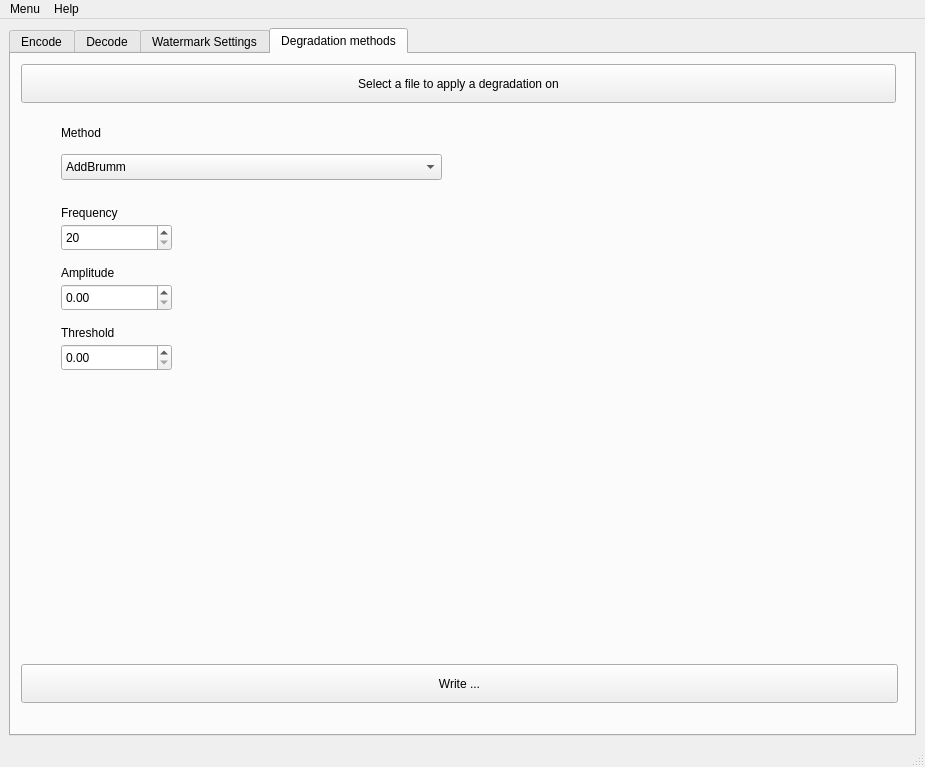
Before: the Qt Designer form src/GUI/InterfaceWatermarking/mainwindow.ui in jcelerier/watermarking, drawn with Qt 5.
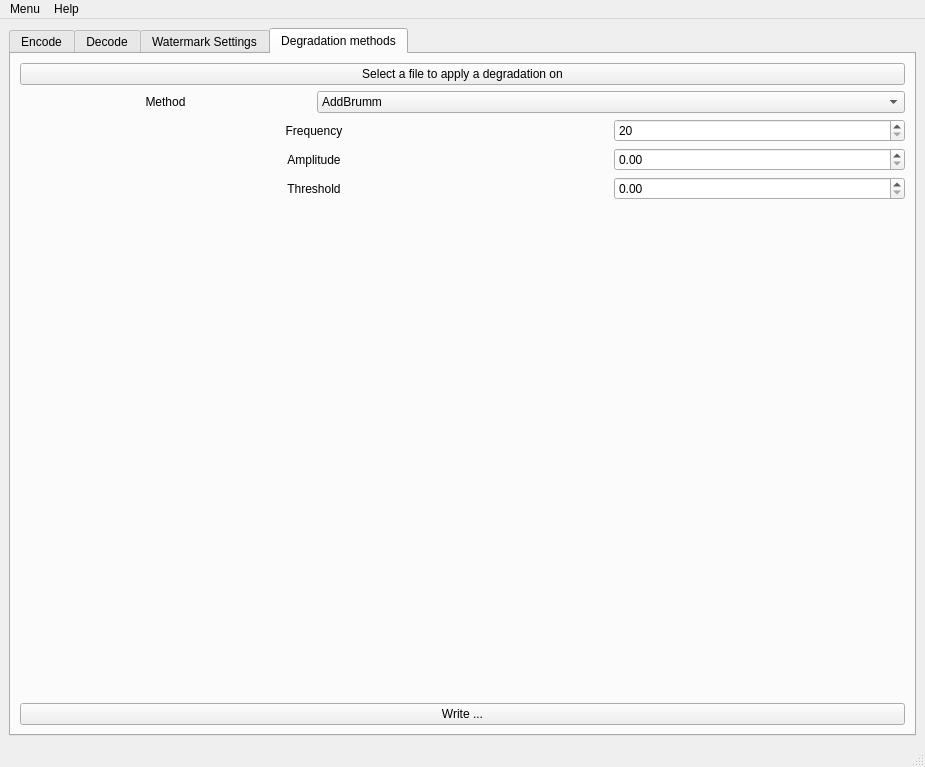
After: the same form once the commit is applied. The open tabs and pages were chosen to show the change. Icons and pictures are not drawn. Custom widgets are drawn as their Qt base class.

Commit message: [Interface] Updating since SSW is implemented

```diff
--- a/src/GUI/InterfaceWatermarking/mainwindow.ui
+++ b/src/GUI/InterfaceWatermarking/mainwindow.ui
@@ -19,7 +19,7 @@
   </property>
   <widget class="QWidget" name="centralwidget">
    <layout class="QGridLayout" name="gridLayout">
-    <item row="1" column="0">
+    <item row="0" column="0">
      <widget class="QTabWidget" name="toDoTab">
       <property name="autoFillBackground">
        <bool>true</bool>
@@ -902,20 +902,14 @@
        <attribute name="title">
         <string>Degradation methods</string>
        </attribute>
-       <widget class="QPushButton" name="degradationSelect">
-        <property name="geometry">
-         <rect>
-          <x>10</x>
-          <y>10</y>
-          <width>875</width>
-          <height>39</height>
-         </rect>
-        </property>
+       <layout class="QGridLayout" name="gridLayout_13">
+        <item row="3" column="0">
+         <widget class="QPushButton" name="degradationWrite">
         <property name="cursor">
          <cursorShape>PointingHandCursor</cursorShape>
         </property>
         <property name="text">
-         <string>Select a file to apply a degradation on</string>
+           <string>Write ...</string>
         </property>
         <property name="icon">
          <iconset resource="icons/qstyle.qrc">
@@ -928,15 +922,37 @@
          </size>
         </property>
        </widget>
+        </item>
+        <item row="1" column="0">
+         <layout class="QGridLayout" name="gridLayout_12">
+          <item row="4" column="2">
+           <widget class="QDoubleSpinBox" name="degradationThreshold"/>
+          </item>
+          <item row="3" column="2">
+           <widget class="QDoubleSpinBox" name="degradationAmplitude"/>
+          </item>
+          <item row="4" column="0" colspan="2">
+           <widget class="QLabel" name="label_9">
+            <property name="text">
+             <string>Threshold</string>
+            </property>
+            <property name="alignment">
+             <set>Qt::AlignCenter</set>
+            </property>
+           </widget>
+          </item>
+          <item row="2" column="2">
+           <widget class="QSpinBox" name="degradationFrequency">
+            <property name="minimum">
+             <number>20</number>
+            </property>
+            <property name="maximum">
+             <number>8000</number>
+            </property>
+           </widget>
+          </item>
+          <item row="1" column="1" colspan="2">
        <widget class="QComboBox" name="degradationMethod">
-        <property name="geometry">
-         <rect>
-          <x>50</x>
-          <y>100</y>
-          <width>381</width>
-          <height>26</height>
-         </rect>
-        </property>
         <item>
          <property name="text">
           <string>AddBrumm</string>
@@ -993,120 +1009,76 @@
          </property>
         </item>
        </widget>
-       <widget class="QPushButton" name="degradationWrite">
-        <property name="geometry">
-         <rect>
-          <x>10</x>
-          <y>610</y>
-          <width>877</width>
-          <height>39</height>
-         </rect>
-        </property>
-        <property name="cursor">
-         <cursorShape>PointingHandCursor</cursorShape>
-        </property>
-        <property name="text">
-         <string>Write ...</string>
-        </property>
-        <property name="icon">
-         <iconset resource="icons/qstyle.qrc">
-          <normaloff>:/trolltech/styles/commonstyle/images/desktop-32.png</normaloff>:/trolltech/styles/commonstyle/images/desktop-32.png</iconset>
-        </property>
-        <property name="iconSize">
-         <size>
-          <width>32</width>
-          <height>32</height>
-         </size>
-        </property>
-       </widget>
-       <widget class="QLabel" name="label_6">
-        <property name="geometry">
-         <rect>
-          <x>50</x>
-          <y>70</y>
-          <width>63</width>
-          <height>18</height>
-         </rect>
-        </property>
-        <property name="text">
-         <string>Method</string>
-        </property>
-       </widget>
-       <widget class="QSpinBox" name="degradationFrequency">
-        <property name="geometry">
-         <rect>
-          <x>50</x>
-          <y>170</y>
-          <width>111</width>
-          <height>27</height>
-         </rect>
-        </property>
-        <property name="minimum">
-         <number>20</number>
-        </property>
-        <property name="maximum">
-         <number>8000</number>
-        </property>
-       </widget>
-       <widget class="QDoubleSpinBox" name="degradationAmplitude">
-        <property name="geometry">
-         <rect>
-          <x>50</x>
-          <y>230</y>
-          <width>111</width>
-          <height>27</height>
-         </rect>
-        </property>
-       </widget>
-       <widget class="QLabel" name="label_7">
-        <property name="geometry">
-         <rect>
-          <x>50</x>
-          <y>210</y>
-          <width>111</width>
-          <height>18</height>
-         </rect>
-        </property>
-        <property name="text">
-         <string>Amplitude</string>
-        </property>
-       </widget>
+          </item>
+          <item row="2" column="0" colspan="2">
        <widget class="QLabel" name="label_8">
-        <property name="geometry">
-         <rect>
-          <x>50</x>
-          <y>150</y>
-          <width>111</width>
-          <height>18</height>
-         </rect>
-        </property>
         <property name="text">
          <string>Frequency</string>
         </property>
-       </widget>
-       <widget class="QDoubleSpinBox" name="degradationThreshold">
-        <property name="geometry">
-         <rect>
-          <x>50</x>
-          <y>290</y>
-          <width>111</width>
-          <height>27</height>
-         </rect>
-        </property>
-       </widget>
-       <widget class="QLabel" name="label_9">
-        <property name="geometry">
-         <rect>
-          <x>50</x>
-          <y>270</y>
-          <width>111</width>
-          <height>18</height>
-         </rect>
+            <property name="alignment">
+             <set>Qt::AlignCenter</set>
+            </property>
+           </widget>
+          </item>
+          <item row="3" column="0" colspan="2">
+           <widget class="QLabel" name="label_7">
+            <property name="text">
+             <string>Amplitude</string>
+            </property>
+            <property name="alignment">
+             <set>Qt::AlignCenter</set>
+            </property>
+           </widget>
+          </item>
+          <item row="1" column="0">
+           <widget class="QLabel" name="label_6">
+            <property name="layoutDirection">
+             <enum>Qt::LeftToRight</enum>
         </property>
         <property name="text">
-         <string>Threshold</string>
-        </property>
-       </widget>
+             <string>Method</string>
+            </property>
+            <property name="alignment">
+             <set>Qt::AlignCenter</set>
+            </property>
+           </widget>
+          </item>
+         </layout>
+        </item>
+        <item row="0" column="0">
+         <widget class="QPushButton" name="degradationSelect">
+          <property name="cursor">
+           <cursorShape>PointingHandCursor</cursorShape>
+          </property>
+          <property name="text">
+           <string>Select a file to apply a degradation on</string>
+          </property>
+          <property name="icon">
+           <iconset resource="icons/qstyle.qrc">
+            <normaloff>:/trolltech/styles/commonstyle/images/standardbutton-open-32.png</normaloff>:/trolltech/styles/commonstyle/images/standardbutton-open-32.png</iconset>
+          </property>
+          <property name="iconSize">
+           <size>
+            <width>32</width>
+            <height>32</height>
+           </size>
+          </property>
+         </widget>
+        </item>
+        <item row="2" column="0">
+         <spacer name="verticalSpacer_4">
+          <property name="orientation">
+           <enum>Qt::Vertical</enum>
+          </property>
+          <property name="sizeHint" stdset="0">
+           <size>
+            <width>20</width>
+            <height>40</height>
+           </size>
+          </property>
+         </spacer>
+        </item>
+       </layout>
       </widget>
      </widget>
     </item>
```
Left out of the diff: 169 changed lines with no effect on the pictures. Lines whose indentation alone changed are shown as unchanged. The commit also changes 1 other file.
